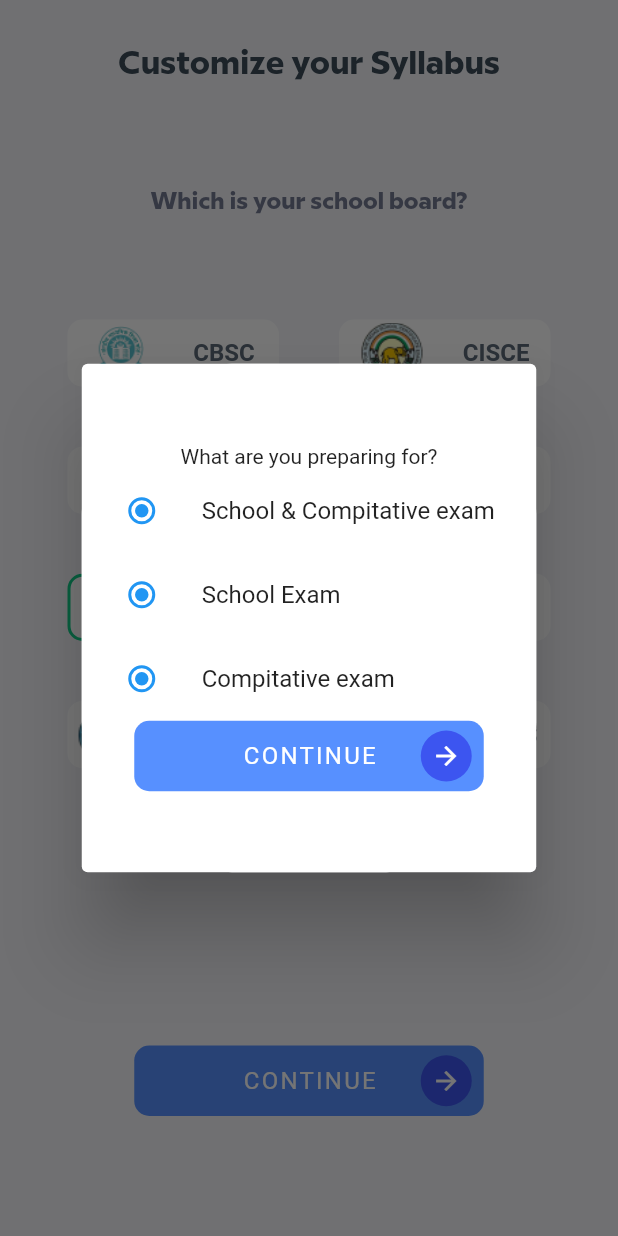
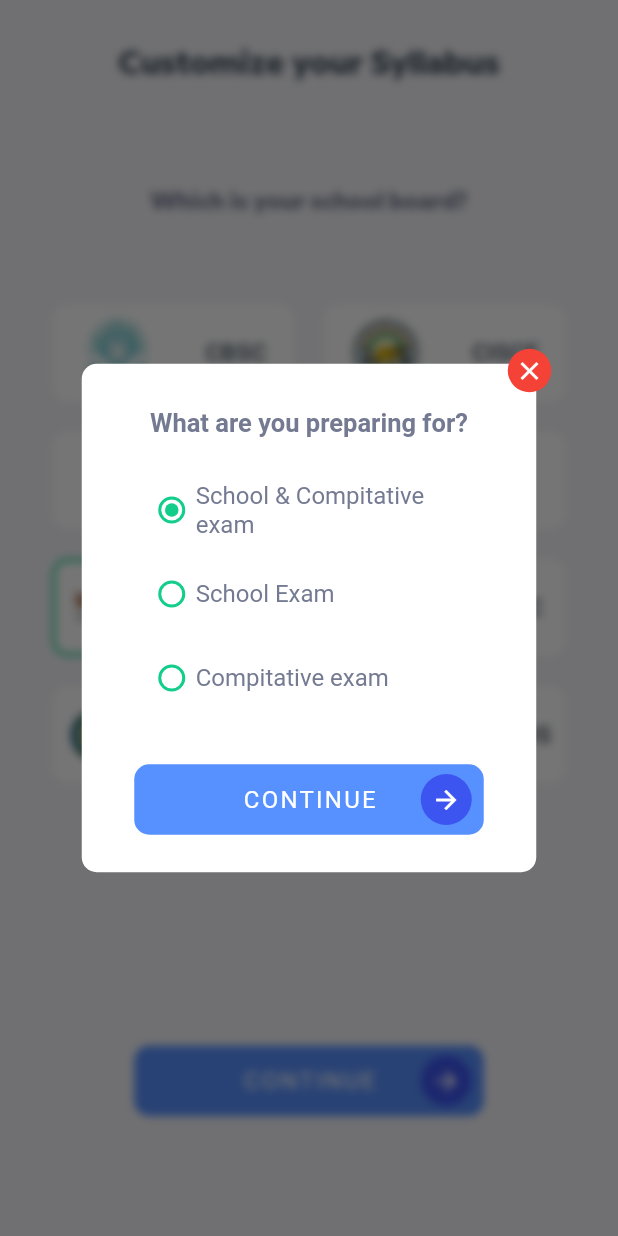
Before and after one commit to sajal48/elearning, a Flutter app: the BoardSelectScreen screen opened directly, after a tap on "CONTINUE", on a phone screen of 412 x 824 dp. Run offline on Flutter 3.47's test engine with Material 2 defaults, Android fonts, the phone set to English and light mode, and no system bars; our stand-ins replace dots_indicator, flutter_svg, font_awesome_flutter, intl_phone_number_input, pin_code_fields.

Commit message:
before homePage

```diff
--- a/lib/screens/boardselect_screen.dart
+++ b/lib/screens/boardselect_screen.dart
@@ -76,6 +76,7 @@ class _BoardSelectScreenState extends State<BoardSelectScreen> {
                   GestureDetector(
                     onTap: () {
                       showDialog(
+                          barrierDismissible: false,
                           context: context,
                           builder: (context) {
                             return PreparationDialog();
--- a/lib/widgets/boardselector.dart
+++ b/lib/widgets/boardselector.dart
@@ -11,7 +11,7 @@ class BoardSelector extends StatelessWidget {
   @override
   Widget build(BuildContext context) {
     return Container(
-      margin: EdgeInsets.all(20),
+      margin: EdgeInsets.fromLTRB(10, 10, 10, 10),
       decoration: BoxDecoration(
           color: Colors.white,
           borderRadius: BorderRadius.circular(10),
@@ -23,9 +23,12 @@ class BoardSelector extends StatelessWidget {
               ? Align(
                   alignment: Alignment.topRight,
                   child: Padding(
-                      padding: EdgeInsets.all(5),
-                      child:
-                          Icon(Icons.check_circle, color: Color(0xff12ce8a))))
+                      padding: EdgeInsets.all(3),
+                      child: Icon(
+                        Icons.check_circle,
+                        color: Color(0xff12ce8a),
+                        size: 18,
+                      )))
               : SizedBox.shrink(),
           Center(
             child: Row(
--- /dev/null
+++ b/lib/widgets/default_button.dart
@@ -0,0 +1,48 @@
+import 'package:flutter/material.dart';
+
+class DefaultButton extends StatefulWidget {
+  final String text;
+
+  DefaultButton({Key? key, this.text = 'CONTINUE'}) : super(key: key);
+
+  @override
+  _DefaultButtonState createState() => _DefaultButtonState();
+}
+
+class _DefaultButtonState extends State<DefaultButton> {
+  @override
+  Widget build(BuildContext context) {
+    return Container(
+      height: 47,
+      width: 233,
+      padding: EdgeInsets.symmetric(horizontal: 8),
+      decoration: BoxDecoration(
+          color: Color(0xff5790FF), borderRadius: BorderRadius.circular(10)),
+      child: Row(
+        mainAxisAlignment: MainAxisAlignment.spaceBetween,
+        children: [
+          SizedBox(
+            width: 35,
+          ),
+          Text(
+            widget.text,
+            style: TextStyle(
+                color: Colors.white,
+                fontFamily: 'Roboto',
+                fontWeight: FontWeight.w400,
+                letterSpacing: 1.5,
+                fontSize: 16),
+          ),
+          CircleAvatar(
+              radius: 17,
+              backgroundColor: Color(0xff3C55F0),
+              child: Icon(
+                Icons.arrow_forward,
+                color: Colors.white,
+                size: 20,
+              ))
+        ],
+      ),
+    );
+  }
+}
--- a/lib/widgets/preparation_dialog.dart
+++ b/lib/widgets/preparation_dialog.dart
@@ -1,4 +1,9 @@
+import 'dart:ui';
+
+import 'package:elearning/screens/board_and_class_screen.dart';
+import 'package:elearning/widgets/default_button.dart';
 import 'package:flutter/material.dart';
+import 'package:flutter/widgets.dart';
 
 class PreparationDialog extends StatelessWidget {
   const PreparationDialog({
@@ -7,76 +12,133 @@ class PreparationDialog extends StatelessWidget {
 
   @override
   Widget build(BuildContext context) {
-    return Dialog(
+    return BackdropFilter(
+      filter: ImageFilter.blur(sigmaX: 3, sigmaY: 3),
+      child: Dialog(
+        backgroundColor: Colors.transparent,
+        elevation: 0,
         child: Container(
+          height: 359,
+          width: 323,
+          child: Stack(
+            alignment: Alignment.center,
+            children: [
+              Container(
                 decoration: BoxDecoration(
-            color: Colors.white, borderRadius: BorderRadius.circular(100)),
+                    color: Colors.white,
+                    borderRadius: BorderRadius.circular(10)),
                 height: 339,
                 width: 303,
+                child: Theme(
+                  data: ThemeData(unselectedWidgetColor: Color(0xff12CE8A)),
+                  child: Column(
+                    children: [
+                      Expanded(
+                        child: Padding(
+                          padding: EdgeInsets.symmetric(horizontal: 20),
                           child: Column(
                             mainAxisAlignment: MainAxisAlignment.center,
                             children: [
-            Text('What are you preparing for?'),
+                              Text('What are you preparing for?',
+                                  style: TextStyle(
+                                      fontSize: 17,
+                                      color: Color(0xff747A92),
+                                      fontFamily: 'Roboto',
+                                      fontWeight: FontWeight.bold)),
+                              SizedBox(
+                                height: 20,
+                              ),
                               ListTile(
-              title: Text('School & Compitative exam'),
+                                title: Text(
+                                  'School & Compitative exam',
+                                  style: TextStyle(
+                                      fontSize: 16,
+                                      color: Color(0xff747A92),
+                                      fontFamily: 'Roboto'),
+                                ),
                                 leading: Radio(
+                                  activeColor: Color(0xff12CE8A),
                                   value: 1,
                                   groupValue: 1,
                                   onChanged: (a) {},
                                 ),
+                                horizontalTitleGap: -8,
                               ),
                               ListTile(
-              title: Text('School Exam'),
+                                title: Text(
+                                  'School Exam',
+                                  style: TextStyle(
+                                      fontSize: 16,
+                                      color: Color(0xff747A92),
+                                      fontFamily: 'Roboto'),
+                                ),
                                 leading: Radio(
-                value: 1,
+                                  activeColor: Color(0xff12CE8A),
+                                  value: 0,
                                   groupValue: 1,
                                   onChanged: (a) {},
                                 ),
+                                horizontalTitleGap: -8,
                               ),
                               ListTile(
-              title: Text('Compitative exam'),
+                                title: Text(
+                                  'Compitative exam',
+                                  style: TextStyle(
+                                      fontSize: 16,
+                                      color: Color(0xff747A92),
+                                      fontFamily: 'Roboto'),
+                                ),
                                 leading: Radio(
-                value: 1,
+                                  activeColor: Color(0xff12CE8A),
+                                  value: 0,
                                   groupValue: 1,
                                   onChanged: (a) {},
                                 ),
+                                horizontalTitleGap: -8,
                               ),
-            Container(
-              height: 47,
-              width: 233,
-              padding: EdgeInsets.symmetric(horizontal: 8),
+                            ],
+                          ),
+                        ),
+                      ),
+                      GestureDetector(
+                          onTap: () {
+                            Navigator.pushReplacement(
+                                context,
+                                MaterialPageRoute(
+                                    builder: (context) =>
+                                        BoardAndClassScreen()));
+                          },
+                          child: DefaultButton()),
+                      SizedBox(
+                        height: 25,
+                      )
+                    ],
+                  ),
+                ),
+              ),
+              Positioned(
+                top: 0,
+                right: 0,
+                child: GestureDetector(
+                  onTap: () => Navigator.of(context).pop(false),
+                  child: Container(
+                    height: 29,
+                    width: 29,
                     decoration: BoxDecoration(
-                  color: Color(0xff5790FF),
-                  borderRadius: BorderRadius.circular(10)),
-              child: Row(
-                mainAxisAlignment: MainAxisAlignment.spaceBetween,
-                children: [
-                  SizedBox(
-                    width: 35,
-                  ),
-                  Text(
-                    'CONTINUE',
-                    style: TextStyle(
-                        color: Colors.white,
-                        fontFamily: 'Roboto',
-                        fontWeight: FontWeight.w400,
-                        letterSpacing: 1.5,
-                        fontSize: 16),
-                  ),
-                  CircleAvatar(
-                      radius: 17,
-                      backgroundColor: Color(0xff3C55F0),
+                        borderRadius: BorderRadius.circular(15),
+                        color: Colors.red),
                     child: Icon(
-                        Icons.arrow_forward,
+                      Icons.close,
                       color: Colors.white,
                       size: 20,
-                      ))
-                ],
+                    ),
+                  ),
                 ),
               ),
             ],
           ),
         ),
+      ),
     );
   }
 }
```
Lines whose indentation alone changed are shown as unchanged.
